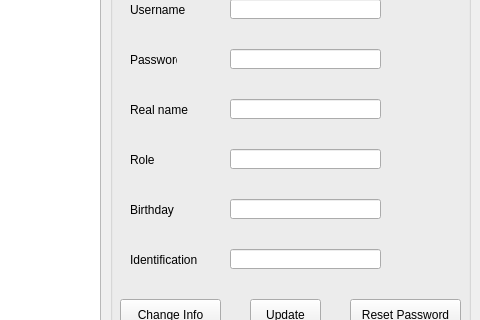
The window that admin.ui (baoprokute1234/BTL2) describes before a commit, drawn with Qt 5; both pictures show x 170 to 650 and y 81 to 401 of the 650 by 506 pixel window.
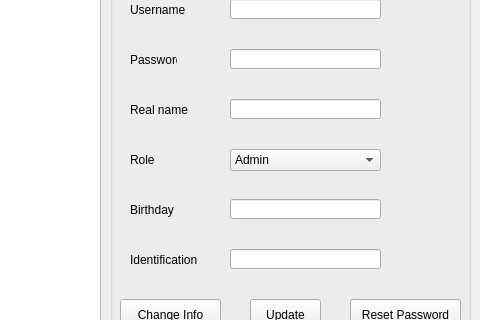
The same window after the commit. Icons and pictures are not drawn.

The edit to the form file:
```diff
--- a/admin.ui
+++ b/admin.ui
@@ -109,19 +109,6 @@
      <bool>true</bool>
     </property>
    </widget>
-   <widget class="QLineEdit" name="user_role">
-    <property name="geometry">
-     <rect>
-      <x>120</x>
-      <y>220</y>
-      <width>151</width>
-      <height>20</height>
-     </rect>
-    </property>
-    <property name="readOnly">
-     <bool>true</bool>
-    </property>
-   </widget>
    <widget class="QLineEdit" name="user_birthday">
     <property name="geometry">
      <rect>
@@ -321,6 +308,47 @@
      <string>Real name</string>
     </property>
    </widget>
+   <widget class="QComboBox" name="user_role">
+    <property name="geometry">
+     <rect>
+      <x>120</x>
+      <y>220</y>
+      <width>151</width>
+      <height>22</height>
+     </rect>
+    </property>
+    <property name="frame">
+     <bool>true</bool>
+    </property>
+    <item>
+     <property name="text">
+      <string>Admin</string>
+     </property>
+    </item>
+    <item>
+     <property name="text">
+      <string>Librarian</string>
+     </property>
+    </item>
+    <item>
+     <property name="text">
+      <string>Reader</string>
+     </property>
+    </item>
+   </widget>
+   <widget class="QLabel" name="hide_role">
+    <property name="geometry">
+     <rect>
+      <x>120</x>
+      <y>220</y>
+      <width>151</width>
+      <height>21</height>
+     </rect>
+    </property>
+    <property name="text">
+     <string/>
+    </property>
+   </widget>
   </widget>
   <widget class="QPushButton" name="pushButton">
    <property name="geometry">
```
